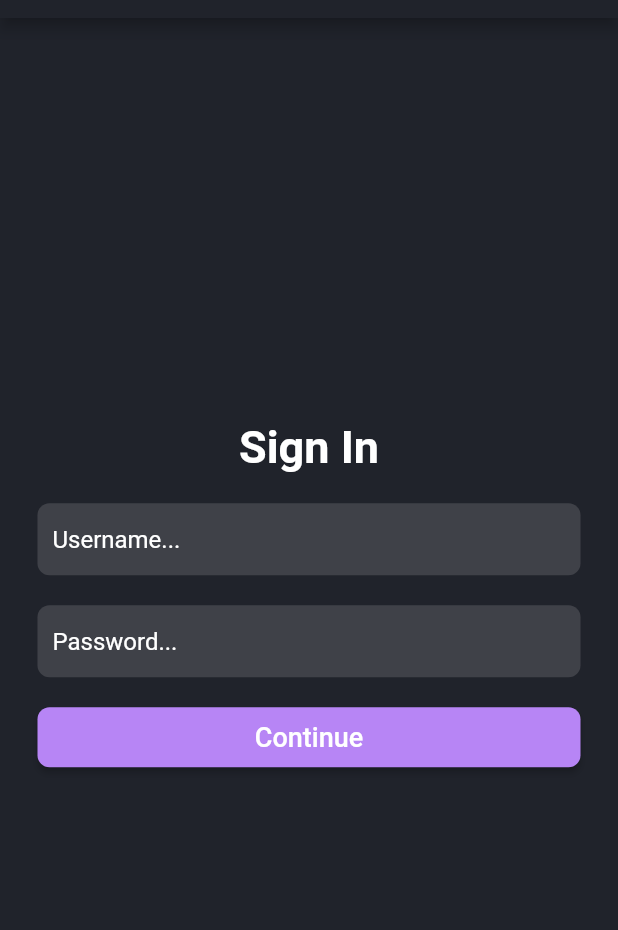
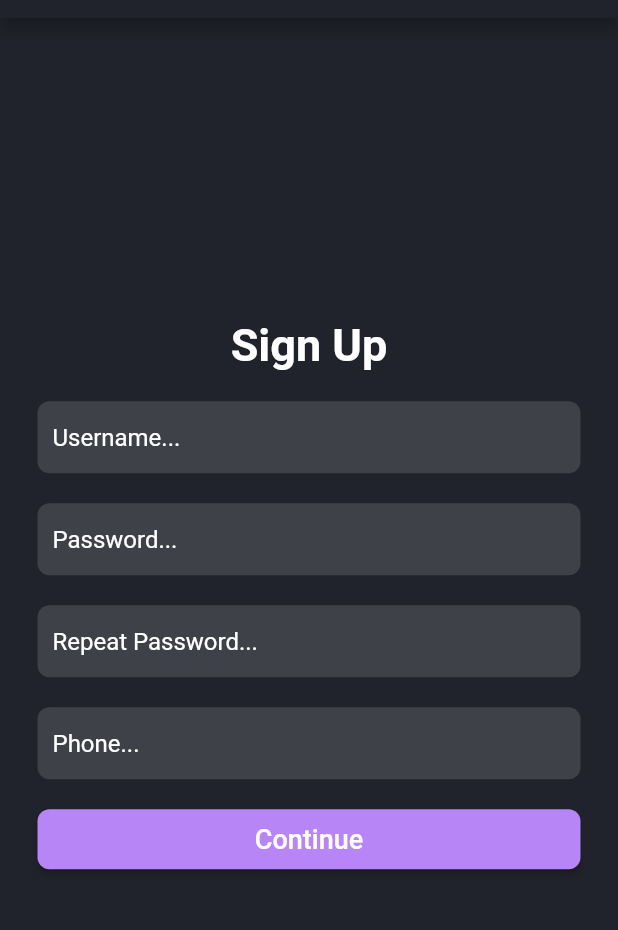
Before and after one commit to IGamesI/helli3chat_flutter, a Flutter app: the screen it shows after launch, on a phone screen of 412 x 824 dp, the part 66-996 px from its top. Run offline on Flutter 3.47's test engine with Material 2 defaults, Android fonts, the phone set to English and light mode, and no system bars; missing offline and left inert: requests.

Commit message:
Sign Up Page
TODO: Fix sizing when keyboard is opened

```diff
--- /dev/null
+++ b/lib/Pages/signupPage.dart
@@ -0,0 +1,306 @@
+import 'package:flutter/material.dart';
+
+import 'dart:convert';
+import 'package:flutter/services.dart';
+import 'package:requests/requests.dart';
+import 'package:helli3chat_flutter/Themes/DarkTheme.dart';
+
+class SignUpPageState extends StatefulWidget {
+  @override
+  State<SignUpPageState> createState() => SignupPage();
+}
+
+class SignupPage extends State<SignUpPageState> {
+  @override
+  void initState() {
+    super.initState();
+  }
+
+  @override
+  Widget build(BuildContext context) {
+    double width = MediaQuery.of(context).size.width;
+    double height = MediaQuery.of(context).size.height;
+
+    TextEditingController usernameInputController = TextEditingController();
+    TextEditingController passwordInputController = TextEditingController();
+    TextEditingController repeatPasswordInputController = TextEditingController();
+    TextEditingController phoneNumberInputController = TextEditingController();
+    String fName;
+
+    return Scaffold(
+        appBar: AppBar(
+          // The title text which will be shown on the action bar
+            centerTitle: true,
+            title: Text("Helli3 Messenger"),
+            backgroundColor: darkTheme.appBarColor
+        ),
+        body: Container(
+            color: darkTheme.backgroundColor,
+            child: Column(
+              mainAxisAlignment: MainAxisAlignment.center,
+              children: [
+                Flexible(
+                  child: Container(
+                      constraints: BoxConstraints(minWidth: width/2, minHeight: width/2),
+                      child: SizedBox(
+                          height: 400,
+                          child: Column(
+                            mainAxisAlignment: MainAxisAlignment.center,
+                            children: [
+                              Text("Sign Up", style: TextStyle(
+                                  color: darkTheme.textColor,
+                                  fontSize: 30,
+                                  fontWeight: FontWeight.bold
+                              )),
+                              Flexible(
+                                child: Container(
+                                  margin: EdgeInsets.fromLTRB(0, 20, 0, 0),
+                                  padding: EdgeInsets.fromLTRB(25, 0, 25, 0),
+                                  child: Container(
+                                    decoration: BoxDecoration(
+                                        borderRadius: BorderRadius.circular(8), color: darkTheme.secondryBackgroundColor),
+                                    child: TextField(
+                                      cursorColor: darkTheme.primaryColor,
+                                      controller: usernameInputController,
+
+                                      keyboardType: TextInputType.text,
+                                      maxLines: null,
+                                      style: TextStyle(
+                                        color: darkTheme.textColor,
+                                        leadingDistribution: TextLeadingDistribution.even,
+
+                                      ),
+                                      decoration: InputDecoration(
+                                        contentPadding: EdgeInsets.fromLTRB(10, 0, 10, 0),
+                                        hintText: "Username...",
+                                        hintStyle: TextStyle(
+                                            color: darkTheme.textColor
+                                        ),
+                                        border: InputBorder.none,
+
+                                        focusedBorder: OutlineInputBorder(
+                                          borderRadius: BorderRadius.all(Radius.circular(8)),
+                                          borderSide: BorderSide(
+                                            color: darkTheme.primaryColor,
+                                            width: 3,
+                                          ),
+
+                                        ),
+                                      ),
+                                      // onChanged: (text) {
+                                      //   setState(() {
+                                      //     fName = text;
+                                      //     //you can access nameController in its scope to get
+                                      //     // the value of text entered as shown below
+                                      //     //fullName = nameController.text;
+                                      //   });
+                                      // }
+                                      // onTap: () async {
+                                      //   if (messageScrollController.position.maxScrollExtent == messageScrollController.offset) {
+                                      //     await Future.delayed(Duration(milliseconds: 185));
+                                      //     scrollToMessageListBottom();
+                                      //   }
+                                      //
+                                      // },
+                                    ),
+                                  ),
+                                ),
+                              ),
+                              Flexible(
+                                child: Container(
+                                  margin: EdgeInsets.fromLTRB(0, 20, 0, 0),
+                                  padding: EdgeInsets.fromLTRB(25, 0, 25, 0),
+                                  child: Container(
+                                    decoration: BoxDecoration(
+                                        borderRadius: BorderRadius.circular(8), color: darkTheme.secondryBackgroundColor),
+                                    child: TextField(
+                                      cursorColor: darkTheme.primaryColor,
+                                      controller: passwordInputController,
+
+                                      keyboardType: TextInputType.text,
+                                      obscureText: true,
+                                      enableSuggestions: false,
+                                      autocorrect: false,
+                                      style: TextStyle(
+                                        color: darkTheme.textColor,
+                                        leadingDistribution: TextLeadingDistribution.even,
+
+                                      ),
+                                      decoration: InputDecoration(
+                                        contentPadding: EdgeInsets.fromLTRB(10, 0, 10, 0),
+                                        hintText: "Password...",
+                                        hintStyle: TextStyle(
+                                            color: darkTheme.textColor
+                                        ),
+                                        border: InputBorder.none,
+
+                                        focusedBorder: OutlineInputBorder(
+                                          borderRadius: BorderRadius.all(Radius.circular(8)),
+                                          borderSide: BorderSide(
+                                            color: darkTheme.primaryColor,
+                                            width: 3,
+                                          ),
+
+                                        ),
+                                      ),
+                                      // onChanged: (text) {
+                                      //   setState(() {
+                                      //     fName = text;
+                                      //     //you can access nameController in its scope to get
+                                      //     // the value of text entered as shown below
+                                      //     //fullName = nameController.text;
+                                      //   });
+                                      // }
+                                      // onTap: () async {
+                                      //   if (messageScrollController.position.maxScrollExtent == messageScrollController.offset) {
+                                      //     await Future.delayed(Duration(milliseconds: 185));
+                                      //     scrollToMessageListBottom();
+                                      //   }
+                                      //
+                                      // },
+                                    ),
+                                  ),
+                                ),
+                              ),
+                              Flexible(
+                                child: Container(
+                                  margin: EdgeInsets.fromLTRB(0, 20, 0, 0),
+                                  padding: EdgeInsets.fromLTRB(25, 0, 25, 0),
+                                  child: Container(
+                                    decoration: BoxDecoration(
+                                        borderRadius: BorderRadius.circular(8), color: darkTheme.secondryBackgroundColor),
+                                    child: TextField(
+                                      cursorColor: darkTheme.primaryColor,
+                                      controller: repeatPasswordInputController,
+
+                                      keyboardType: TextInputType.text,
+                                      obscureText: true,
+                                      enableSuggestions: false,
+                                      autocorrect: false,
+                                      style: TextStyle(
+                                        color: darkTheme.textColor,
+                                        leadingDistribution: TextLeadingDistribution.even,
+
+                                      ),
+                                      decoration: InputDecoration(
+                                        contentPadding: EdgeInsets.fromLTRB(10, 0, 10, 0),
+                                        hintText: "Repeat Password...",
+                                        hintStyle: TextStyle(
+                                            color: darkTheme.textColor
+                                        ),
+                                        border: InputBorder.none,
+
+                                        focusedBorder: OutlineInputBorder(
+                                          borderRadius: BorderRadius.all(Radius.circular(8)),
+                                          borderSide: BorderSide(
+                                            color: darkTheme.primaryColor,
+                                            width: 3,
+                                          ),
+
+                                        ),
+                                      ),
+                                      // onChanged: (text) {
+                                      //   setState(() {
+                                      //     fName = text;
+                                      //     //you can access nameController in its scope to get
+                                      //     // the value of text entered as shown below
+                                      //     //fullName = nameController.text;
+                                      //   });
+                                      // }
+                                      // onTap: () async {
+                                      //   if (messageScrollController.position.maxScrollExtent == messageScrollController.offset) {
+                                      //     await Future.delayed(Duration(milliseconds: 185));
+                                      //     scrollToMessageListBottom();
+                                      //   }
+                                      //
+                                      // },
+                                    ),
+                                  ),
+                                ),
+                              ),
+                              Flexible(
+                                child: Container(
+                                  margin: EdgeInsets.fromLTRB(0, 20, 0, 0),
+                                  padding: EdgeInsets.fromLTRB(25, 0, 25, 0),
+                                  child: Container(
+                                    decoration: BoxDecoration(
+                                        borderRadius: BorderRadius.circular(8), color: darkTheme.secondryBackgroundColor),
+                                    child: TextField(
+                                      cursorColor: darkTheme.primaryColor,
+                                      controller: phoneNumberInputController,
+
+                                      keyboardType: TextInputType.phone,
+                                      style: TextStyle(
+                                        color: darkTheme.textColor,
+                                        leadingDistribution: TextLeadingDistribution.even,
+
+                                      ),
+                                      decoration: InputDecoration(
+                                        contentPadding: EdgeInsets.fromLTRB(10, 0, 10, 0),
+                                        hintText: "Phone...",
+                                        hintStyle: TextStyle(
+                                            color: darkTheme.textColor
+                                        ),
+                                        border: InputBorder.none,
+
+                                        focusedBorder: OutlineInputBorder(
+                                          borderRadius: BorderRadius.all(Radius.circular(8)),
+                                          borderSide: BorderSide(
+                                            color: darkTheme.primaryColor,
+                                            width: 3,
+                                          ),
+
+                                        ),
+                                      ),
+                                      // onChanged: (text) {
+                                      //   setState(() {
+                                      //     fName = text;
+                                      //     //you can access nameController in its scope to get
+                                      //     // the value of text entered as shown below
+                                      //     //fullName = nameController.text;
+                                      //   });
+                                      // }
+                                      // onTap: () async {
+                                      //   if (messageScrollController.position.maxScrollExtent == messageScrollController.offset) {
+                                      //     await Future.delayed(Duration(milliseconds: 185));
+                                      //     scrollToMessageListBottom();
+                                      //   }
+                                      //
+                                      // },
+                                    ),
+                                  ),
+                                ),
+                              ),
+                              Container(
+                                margin: EdgeInsets.fromLTRB(0, 20, 0, 0),
+                                child: SizedBox(
+                                    width: width,
+                                    height: 40,
+                                    child: Container(
+                                      padding: EdgeInsets.fromLTRB(25, 0, 25, 0),
+
+                                      child: ElevatedButton(
+                                          onPressed: () => {},
+                                          style: ElevatedButton.styleFrom(
+                                            primary: darkTheme.primaryColor,
+                                            shape: RoundedRectangleBorder(
+                                              borderRadius: BorderRadius.circular(8), // <-- Radius
+                                            ),
+                                          ),
+
+                                          child: Text("Continue", style: TextStyle(fontSize: 18),)
+                                      ),
+                                    )
+                                ),
+                              )
+                            ],
+                          )
+                      )
+                  ),
+                )
+              ],
+            )
+        )
+    );
+  }
+}
--- a/lib/main.dart
+++ b/lib/main.dart
@@ -8,6 +8,7 @@ import 'messageWidget.dart';
 import 'package:helli3chat_flutter/Themes/DarkTheme.dart';
 import 'Pages/chatPage.dart';
 import 'Pages/loginPage.dart';
+import 'Pages/signupPage.dart';
 
 void main() => runApp(MyApp());
 
@@ -15,7 +16,7 @@ class MyApp extends StatelessWidget {
   @override
   Widget build(BuildContext context) {
     return MaterialApp(
-      home: LoginPageState(),
+      home: SignUpPageState(),
     );
   }
 }
```
Also changed, not shown: 1 other file.
